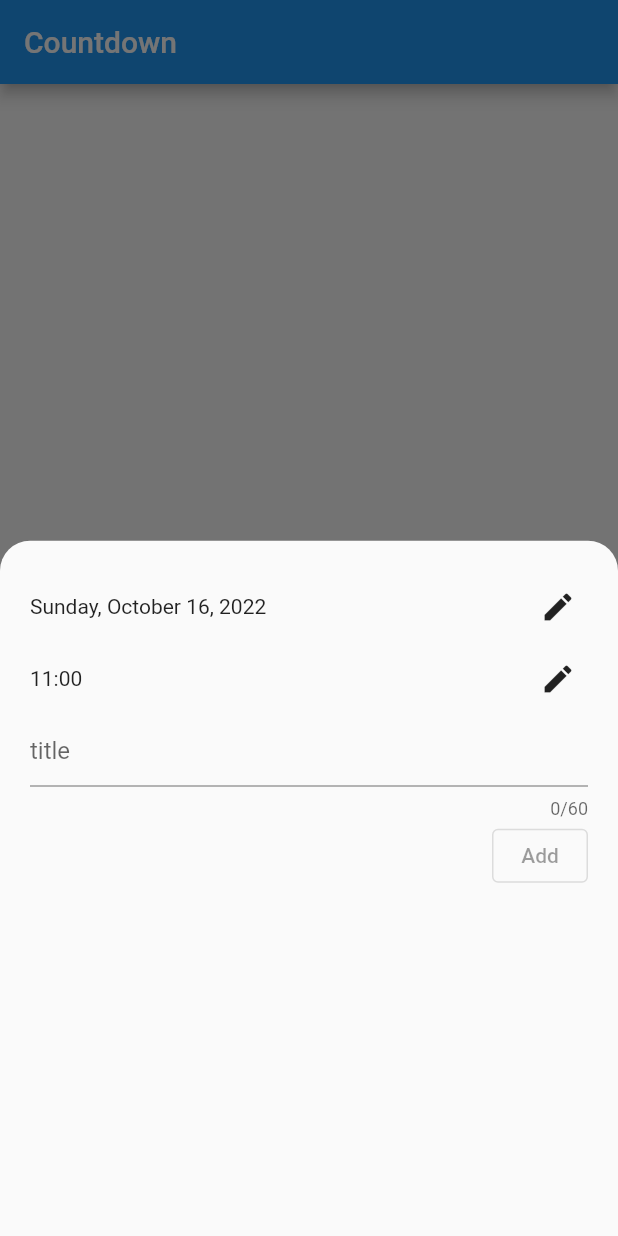
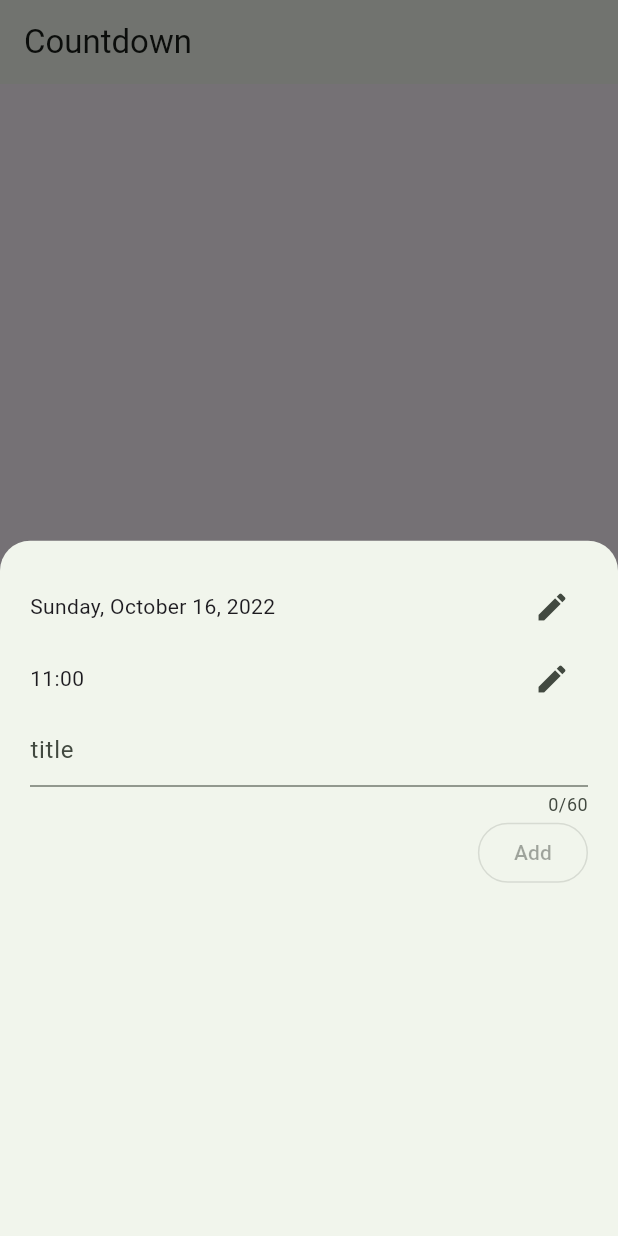
Before and after one commit to hi-watana/time_counter, a Flutter app: the screen it shows after launch, after a tap on the "add" icon, on a phone screen of 412 x 824 dp. Run offline on Flutter 3.47's test engine with Material 2 defaults, Android fonts, the phone set to English and light mode, and no system bars; drawn by our look-alikes of dynamic_color; our stand-ins replace hive, hive_flutter; accounts and stored records are empty.

Commit message:
Improve appearance.

```diff
--- /dev/null
+++ b/time_counter_flutter_app/analysis_options.yaml
@@ -0,0 +1,4 @@
+include: package:flutter_lints/flutter.yaml
+
+# Additional information about this file can be found at
+# https://dart.dev/guides/language/analysis-options
--- a/time_counter_flutter_app/lib/main.dart
+++ b/time_counter_flutter_app/lib/main.dart
@@ -1,3 +1,4 @@
+import 'package:dynamic_color/dynamic_color.dart';
 import 'package:flutter/material.dart';
 import 'package:hive_flutter/hive_flutter.dart';
 import 'package:provider/provider.dart';
@@ -28,12 +29,16 @@ class MyApp extends StatelessWidget {
 
   @override
   Widget build(BuildContext context) {
-    return MaterialApp(
-      title: 'Countdown',
-      theme: ThemeData.light(),
-      darkTheme: ThemeData.dark(),
-      themeMode: ThemeMode.system,
-      home: const MyHomePage(title: 'Countdown'),
+    return DynamicColorBuilder(
+      builder: (lightDynamic, darkDynamic) {
+        return MaterialApp(
+          title: 'Countdown',
+          theme: _lightTheme(lightDynamic),
+          darkTheme: _darkTheme(darkDynamic),
+          themeMode: ThemeMode.system,
+          home: const MyHomePage(title: 'Countdown'),
+        );
+      }
     );
   }
 }
@@ -79,3 +84,20 @@ class MyHomePage extends StatelessWidget {
     );
   }
 }
+
+ThemeData _lightTheme(ColorScheme? lightColorScheme) {
+  final scheme = lightColorScheme ?? ColorScheme.fromSeed(seedColor: const Color(0xFFA4EAA4));
+  return ThemeData.light(useMaterial3: true).copyWith(
+    colorScheme: scheme,
+  );
+}
+
+ThemeData _darkTheme(ColorScheme? darkColorScheme) {
+  final scheme = darkColorScheme ?? ColorScheme.fromSeed(
+    seedColor: const Color(0xFF2D442B),
+    brightness: Brightness.dark,
+  );
+  return ThemeData.dark(useMaterial3: true).copyWith(
+    colorScheme: scheme,
+  );
+}
--- a/time_counter_flutter_app/pubspec.yaml
+++ b/time_counter_flutter_app/pubspec.yaml
@@ -42,6 +42,7 @@ dependencies:
   cupertino_icons: ^1.0.2
   hive_flutter: ^1.1.0
   intl: ^0.17.0
+  dynamic_color: ^1.5.4
 
 dev_dependencies:
   flutter_test:
```
Also changed, not shown: time_counter_flutter_app/lib/countdown_list_view.dart (+5 -7 lines), time_counter_library/lib/src/countdown_calculator.dart (+16 -12 lines), time_counter_flutter_app/pubspec.lock.
